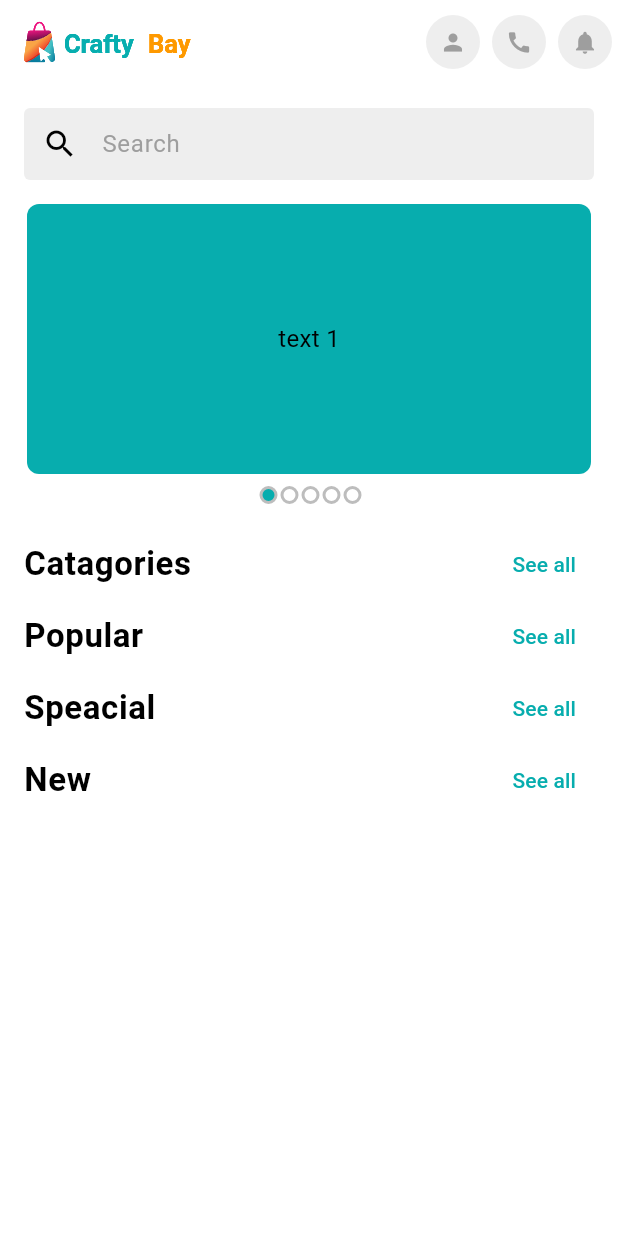
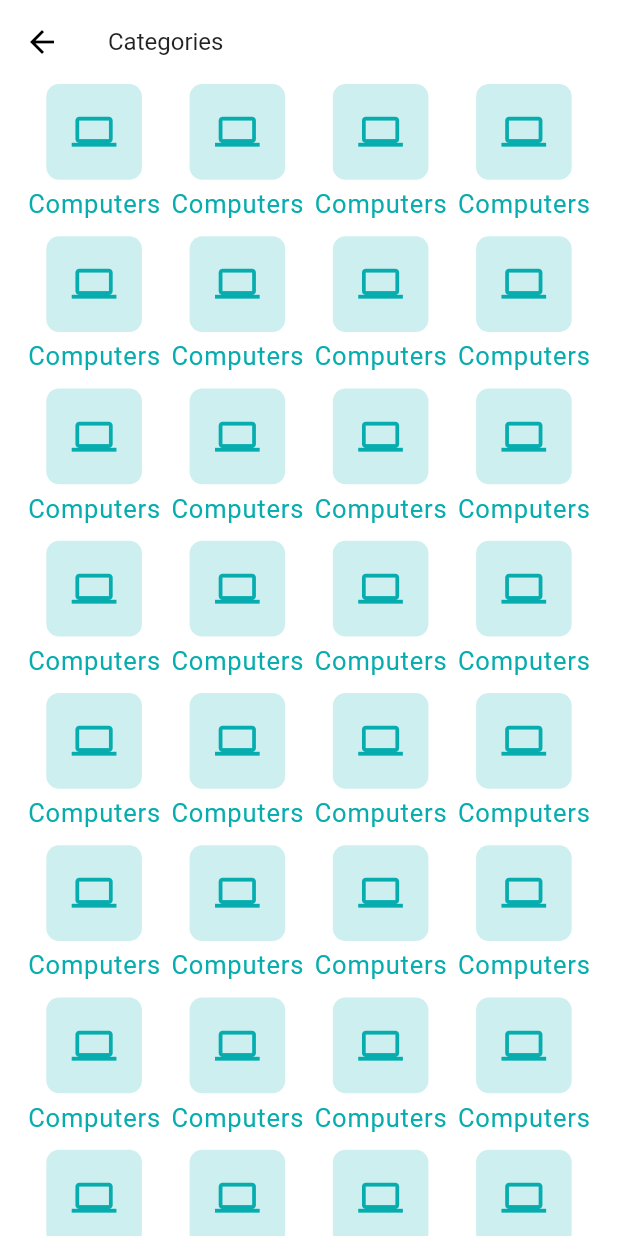
Before and after one commit to Shadislam1/crafty_bay, a Flutter app: the screen it shows after launch, after a tap on "See all", on a phone screen of 412 x 824 dp. Run offline on Flutter 3.47's test engine with Material 3 defaults, Android fonts, the phone set to English and light mode, and no system bars; drawn by our look-alikes of carousel_slider; our stand-ins replace email_validator, firebase_core, firebase_crashlytics, flutter_svg; accounts and stored records are empty.

Commit message:
add category screen

```diff
--- a/lib/app/app_routes.dart
+++ b/lib/app/app_routes.dart
@@ -1,5 +1,7 @@
 
 
+import 'package:crafty_bay/features/product/ui/screens/product_category_screen.dart';
+import 'package:crafty_bay/features/common/ui/widgets/product_category_item.dart';
 import 'package:flutter/material.dart';
 
 import '../home/ui/screens/home_screen.dart';
@@ -18,6 +20,8 @@ class AppRoutes{
       screenWidget = SignUpScreen();
     }else if(settings.name == HomeScreen.name){
       screenWidget = HomeScreen();
+    }else if(settings.name == ProductCategoryScreen.name){
+      screenWidget = ProductCategoryScreen();
     }
     return MaterialPageRoute(builder: (context)=> screenWidget);
 
--- a/lib/app/app_theme.dart
+++ b/lib/app/app_theme.dart
@@ -35,6 +35,12 @@ class AppTheme{
         fontWeight: FontWeight.w500,
       ),
     ) ,
+      ),
+      appBarTheme: AppBarTheme(
+        titleTextStyle:  TextStyle(
+          fontSize: 16,
+          color: Colors.black87,
+        ),
       )
     );
 
--- /dev/null
+++ b/lib/features/common/ui/widgets/product_category_item.dart
@@ -0,0 +1,26 @@
+import 'package:flutter/material.dart';
+
+import '../../../../app/app_colors.dart';
+class ProductCategoryItem extends StatelessWidget {
+  const ProductCategoryItem({
+    super.key,
+  });
+
+  @override
+  Widget build(BuildContext context) {
+    return Column(
+      children: [
+        Container(
+          padding: EdgeInsets.all(16),
+          decoration: BoxDecoration(
+            color: AppColors.themeColor.withOpacity(0.2),
+            borderRadius: BorderRadius.circular(8),
+          ),
+          child: Icon(Icons.computer,color: AppColors.themeColor,size: 28,),
+        ),
+        const SizedBox(height: 4,),
+        Text('Computers',style: Theme.of(context).textTheme.bodyLarge?.copyWith(color:  AppColors.themeColor),),
+      ],
+    );
+  }
+}
--- /dev/null
+++ b/lib/features/product/ui/screens/product_category_screen.dart
@@ -0,0 +1,37 @@
+import 'package:crafty_bay/features/common/ui/widgets/product_category_item.dart';
+import 'package:flutter/material.dart';
+class ProductCategoryScreen extends StatefulWidget {
+  const ProductCategoryScreen({super.key});
+
+  static final  String name = '/product-category';
+
+  @override
+  State<ProductCategoryScreen> createState() => _ProductCategoryScreenState();
+}
+
+class _ProductCategoryScreenState extends State<ProductCategoryScreen> {
+  @override
+  Widget build(BuildContext context) {
+    return  Scaffold(
+      appBar: AppBar(
+        title: Text('Categories',),
+      ),
+      body: Padding(
+        padding: const EdgeInsets.symmetric(horizontal: 16),
+        child: GridView.builder(
+          gridDelegate: SliverGridDelegateWithFixedCrossAxisCount(
+              crossAxisCount: 4,
+            crossAxisSpacing: 2,
+            mainAxisSpacing: 8
+          ),
+          itemCount: 50,
+            itemBuilder: (context, index){
+              return FittedBox(
+                child: ProductCategoryItem(),
+              ) ;
+            }
+        ),
+      ),
+    );
+  }
+}
--- a/lib/home/ui/screens/home_screen.dart
+++ b/lib/home/ui/screens/home_screen.dart
@@ -1,10 +1,12 @@
 
 import 'package:crafty_bay/app/asset_paths.dart';
+import 'package:crafty_bay/features/product/ui/screens/product_category_screen.dart';
 import 'package:flutter/material.dart';
 import 'package:flutter_svg/flutter_svg.dart';
 
 import '../widgets/app_bar_icon_button.dart';
 import '../widgets/home_carousel_slider.dart';
+import '../../../features/common/ui/widgets/product_category_item.dart';
 import '../widgets/product_search_bar.dart';
 
 class HomeScreen extends StatefulWidget {
@@ -30,7 +32,10 @@ class _HomeScreenState extends State<HomeScreen> {
             const SizedBox(height: 16,),
             HomeCarouselSlider(),
             const SizedBox(height: 16,),
-            _buildSectionHeader(title: 'Catagories', onTapSeeAll: () {}),
+            _buildSectionHeader(title: 'Catagories', onTapSeeAll: () {
+              Navigator.pushNamed(context, ProductCategoryScreen.name);
+            }),
+            _getCategoryList(),
             _buildSectionHeader(title: 'Popular', onTapSeeAll: () {}),
             _buildSectionHeader(title: 'Speacial', onTapSeeAll: () {}),
             _buildSectionHeader(title: 'New', onTapSeeAll: () {}),
@@ -72,5 +77,18 @@ class _HomeScreenState extends State<HomeScreen> {
       ],
     );
   }
+  Widget _getCategoryList(){
+    return SizedBox(
+      height: 100,
+      child: ListView.separated(
+        scrollDirection: Axis.horizontal,
 
+        itemCount:  10,
+          itemBuilder:(context, index){
+            return ProductCategoryItem();
+          },
+        separatorBuilder: ( context,  index)=> const SizedBox(width: 8,),
+      ),
+    );
+  }
 }
```
